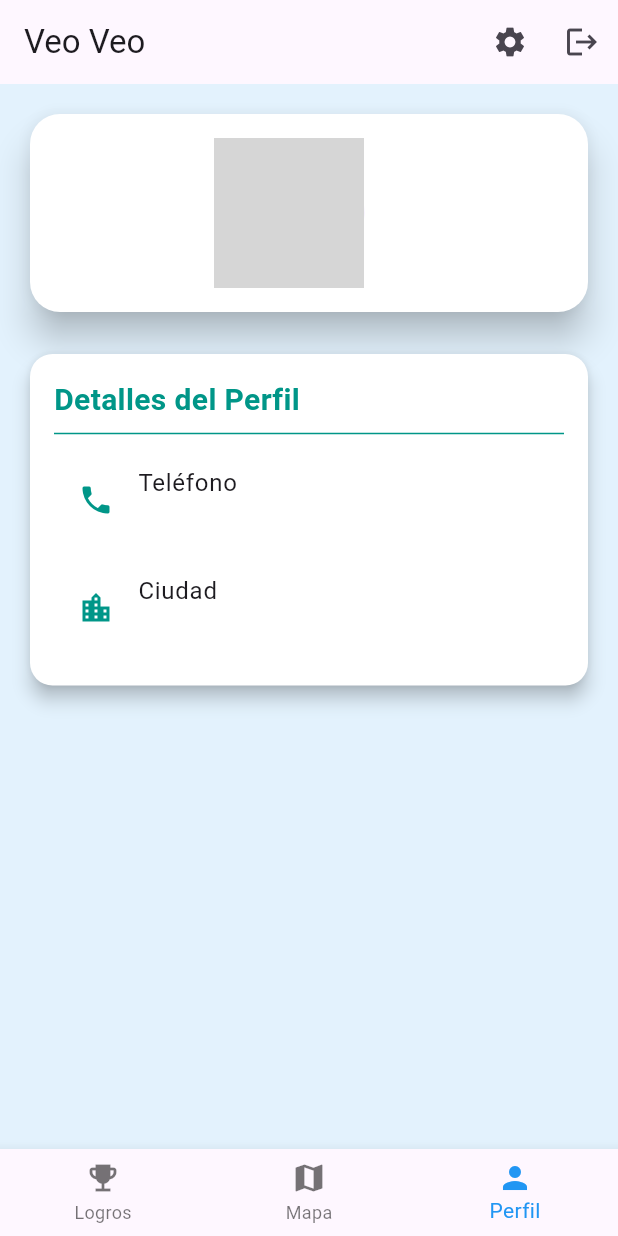
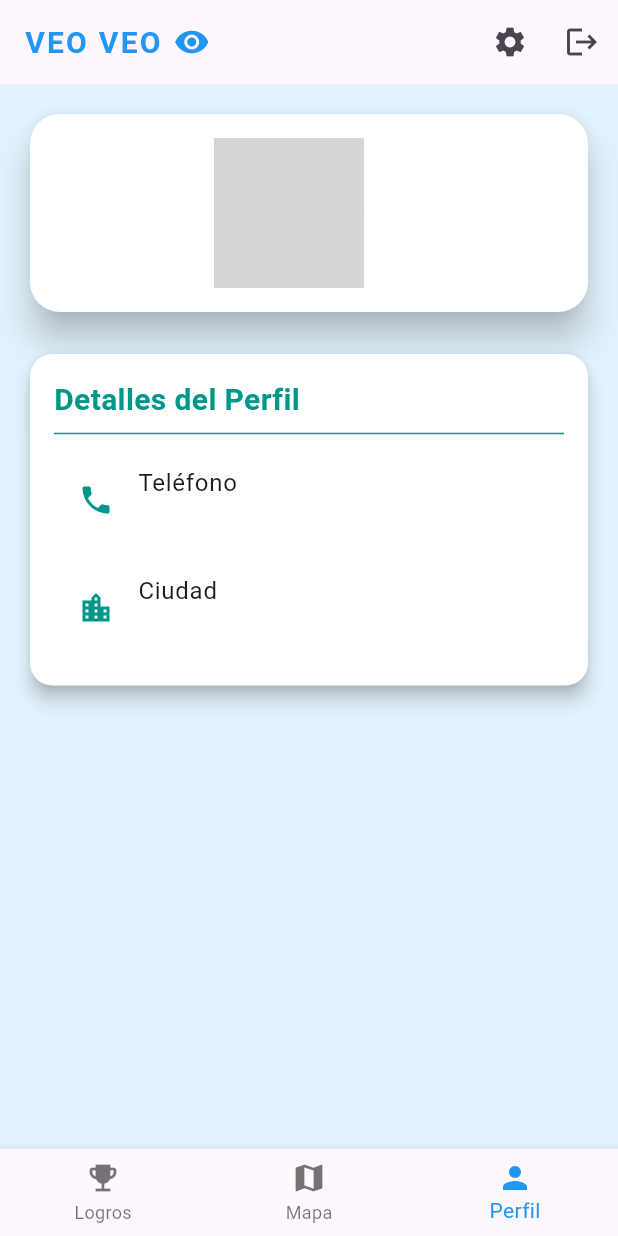
Before and after one commit to Patacon13/veo_veo, a Flutter app: the HomePage screen opened directly, on a phone screen of 412 x 824 dp. Run offline on Flutter 3.47's test engine with Material 3 defaults, Android fonts, the phone set to English and light mode, and no system bars; our stand-ins replace camera, carousel_slider, cloud_firestore, firebase_auth, firebase_core, firebase_storage and 5 more; missing offline and left inert: country_pickers, firebase_app_check, flutter_session_manager; accounts and stored records are empty; network calls fail; grey boxes are pictures that could not be loaded.

Commit message:
mejorada appbar

```diff
--- a/lib/screens/pages/home/home.dart
+++ b/lib/screens/pages/home/home.dart
@@ -33,9 +33,26 @@ class _HomePageState extends State<HomePage> {
   Widget build(BuildContext context) {
     return Scaffold(
       appBar: AppBar(
-        title: Text('Veo Veo'),
+  title: const Row(
+    children: [
+      Text(
+        'VEO VEO',
+        style: TextStyle(
+          fontFamily: 'Roboto',
+          fontWeight: FontWeight.bold,
+          fontSize: 20,
+          letterSpacing: 1.5,
+          color: Colors.blue,
+        ),
+    ),
+      Padding(
+        padding: EdgeInsets.only(left: 8.0),
+        child: Icon(Icons.remove_red_eye, color: Colors.blue,),
+        ),
+    ],
+  ),
   automaticallyImplyLeading: false,
-        actions: _paginaActual == 2 ? [ //si la interfaz es el perfil agrego la configuracion ahi
+  actions: _paginaActual == 2 ? [ // Si la interfaz es el perfil, agrego botones
     IconButton(
       icon: const Icon(Icons.settings),
       onPressed: () {
@@ -51,7 +68,7 @@ class _HomePageState extends State<HomePage> {
       icon: const Icon(Icons.logout),
       onPressed: () {
         final userProvider = Provider.of<UsuarioManager>(context, listen: false);
-                    userProvider.signout(); //Ver por que cuando recien se inicio sesion, cuando se sale no se redirecciona solo, mientras uso el navigator
+        userProvider.signout(); // destruyo la sesion desde el provider
         Navigator.push(
           context,
           MaterialPageRoute(
```
Lines whose indentation alone changed are shown as unchanged.
